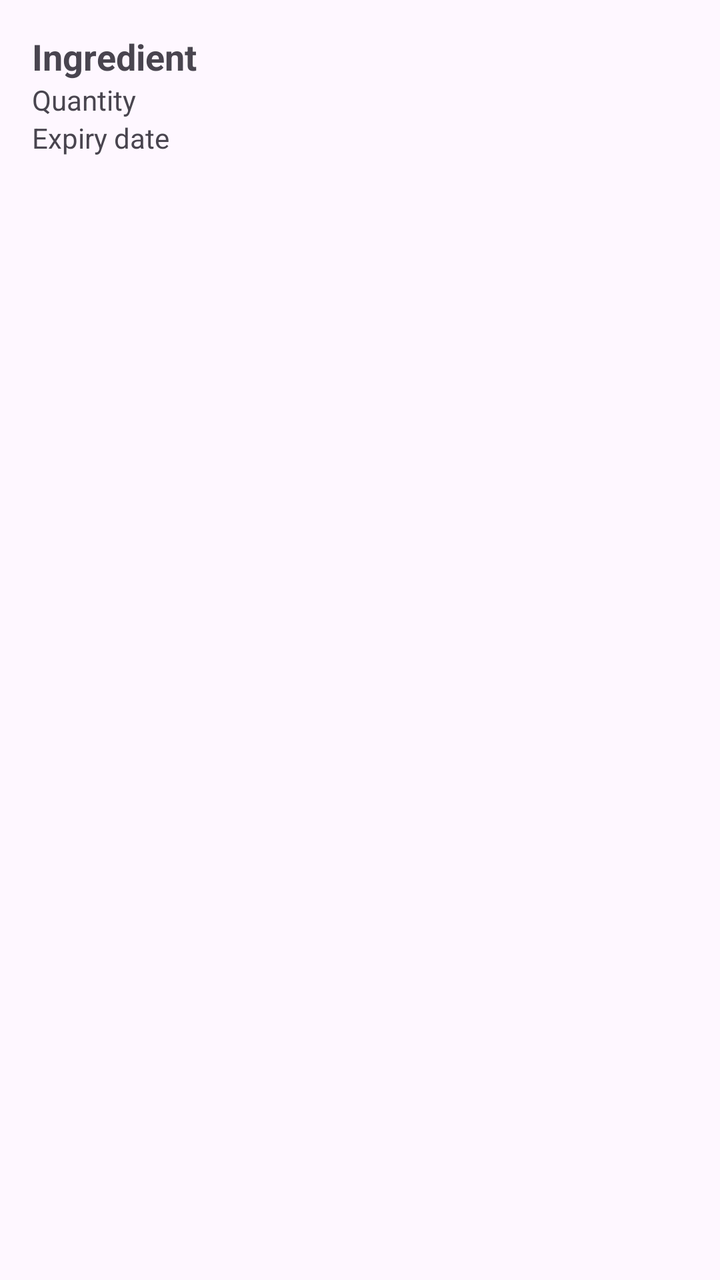
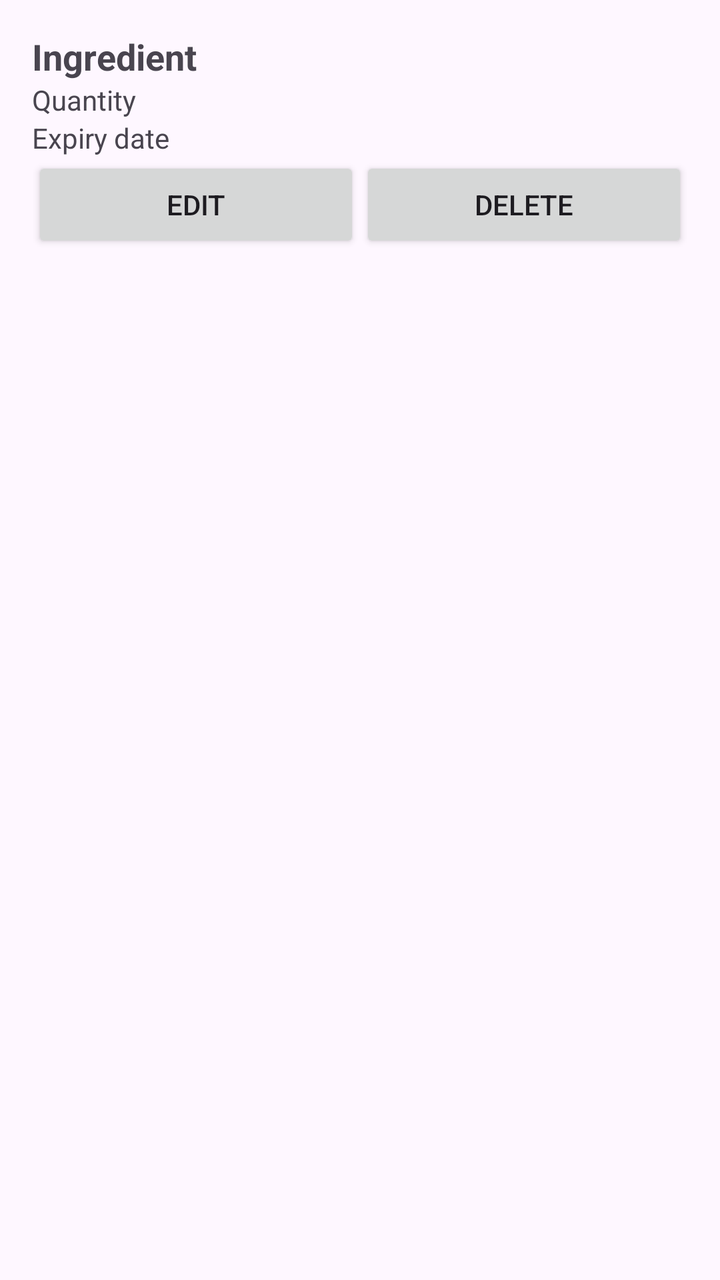

Compare the two renders of this Android layout. The source of the first and the diff that turns it into the second are given below.
<!-- AndroidManifest.xml: application theme Theme.SmartPantryManager -->
<!-- res/layout/item_ingredient.xml -->
<?xml version="1.0" encoding="utf-8"?>
<LinearLayout
    xmlns:android="http://schemas.android.com/apk/res/android"
    android:layout_width="match_parent"
    android:layout_height="wrap_content"
    android:orientation="vertical"
    android:padding="16dp">

    <TextView
        android:id="@+id/textIngredientName"
        android:layout_width="match_parent"
        android:layout_height="wrap_content"
        android:text="Ingredient"
        android:textSize="18sp"
        android:textStyle="bold" />

    <TextView
        android:id="@+id/textIngredientQuantity"
        android:layout_width="match_parent"
        android:layout_height="wrap_content"
        android:text="Quantity" />

    <TextView
        android:id="@+id/textIngredientExpiry"
        android:layout_width="match_parent"
        android:layout_height="wrap_content"
        android:text="Expiry date" />

</LinearLayout>
<!-- resources referenced by this layout -->
<resources>
  <style name="Theme.SmartPantryManager" parent="Base.Theme.SmartPantryManager" />
  <style name="Base.Theme.SmartPantryManager" parent="Theme.Material3.DayNight.NoActionBar">
          
          
      </style>
</resources>

<!-- the commit's change to res/layout/item_ingredient.xml (unified diff, before → after) -->
@@ -25,5 +25,25 @@
         android:layout_width="match_parent"
         android:layout_height="wrap_content"
         android:text="Expiry date" />
+    <LinearLayout
+        android:layout_width="match_parent"
+        android:layout_height="wrap_content"
+        android:orientation="horizontal">
+
+        <Button
+            android:id="@+id/buttonEdit"
+            android:layout_width="0dp"
+            android:layout_height="wrap_content"
+            android:layout_weight="1"
+            android:text="Edit" />
+
+        <Button
+            android:id="@+id/buttonDelete"
+            android:layout_width="0dp"
+            android:layout_height="wrap_content"
+            android:layout_weight="1"
+            android:text="Delete" />
+
+    </LinearLayout>
 
 </LinearLayout>
